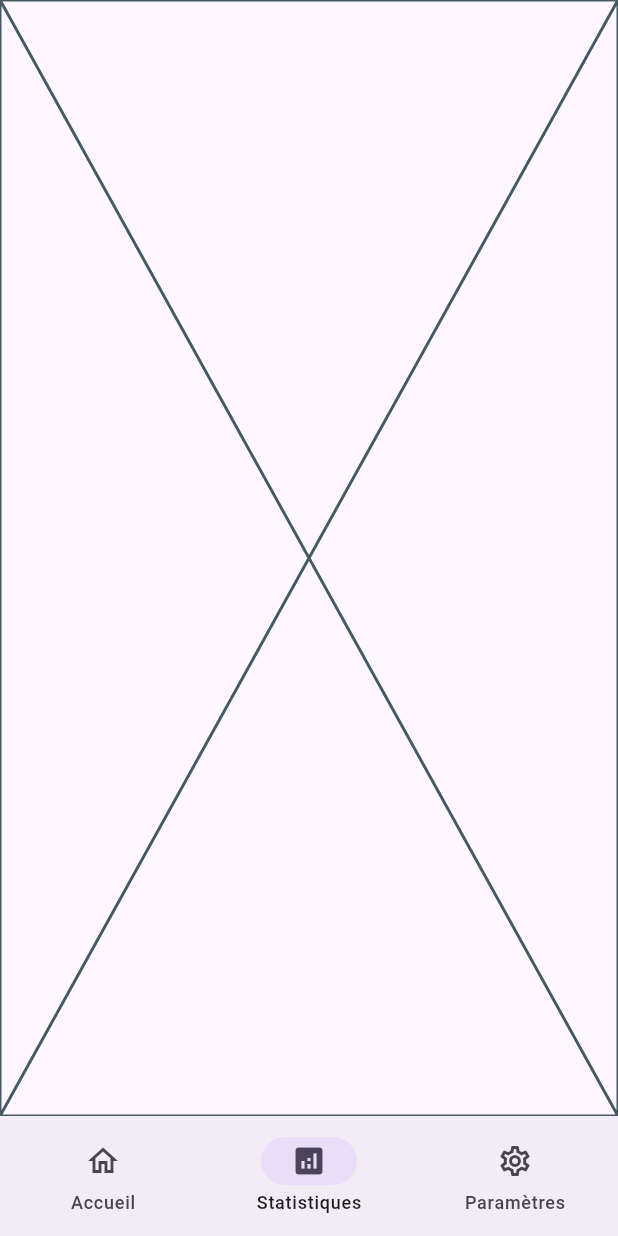
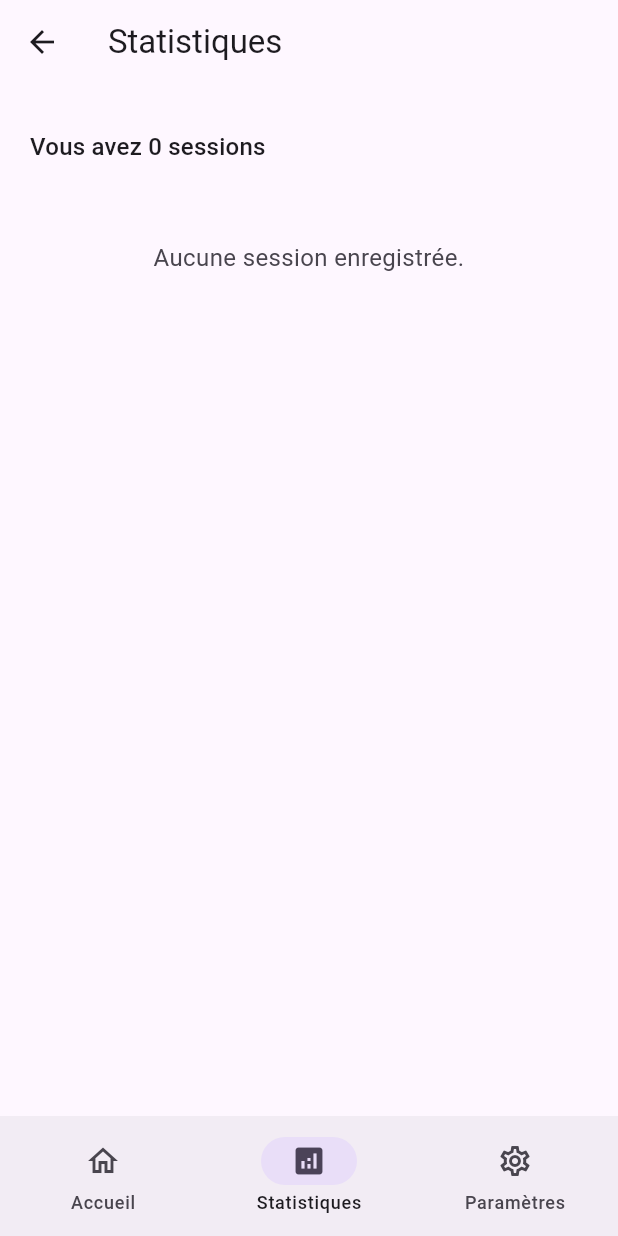
Before and after one commit to lynn2910/Carnet-Prise, a Flutter app: the screen it shows after launch, item 2 of the bottom bar chosen, on a phone screen of 412 x 824 dp. Run offline on Flutter 3.47's test engine with Material 3 defaults, Android fonts, the phone set to English and light mode, and no system bars; our stand-ins replace file_picker, go_router, isar, share_plus, shared_preferences; missing offline and left inert: restart_app; accounts and stored records are empty; generated files the repository leaves out were written again.

Commit message:
feat(Statistics): Add statistics home page and required pages in router

```diff
--- a/lib/pages/statistics_page.dart
+++ b/lib/pages/statistics_page.dart
@@ -1,10 +1,125 @@
+import 'package:carnet_prise/models/session.dart';
+import 'package:carnet_prise/repositories/isar/session_repository.dart';
 import 'package:flutter/material.dart';
+import 'package:go_router/go_router.dart';
+import 'package:provider/provider.dart';
 
-class StatisticsScreen extends StatelessWidget {
+import '../widgets/sessions/session_list.dart';
+
+class StatisticsScreen extends StatefulWidget {
   const StatisticsScreen({super.key});
 
   @override
+  State<StatisticsScreen> createState() => _StatisticsScreenState();
+}
+
+class _StatisticsScreenState extends State<StatisticsScreen> {
+  SessionRepository? _sessionRepository;
+
+  bool _sessionsLoaded = false;
+  List<Session> _sessions = [];
+
+  @override
+  void didChangeDependencies() {
+    super.didChangeDependencies();
+    if (_sessionRepository == null) {
+      _sessionRepository = Provider.of<SessionRepository>(context);
+      _loadSessions();
+    }
+  }
+
+  Future<void> _loadSessions() async {
+    if (_sessionRepository == null) return;
+
+    setState(() {
+      _sessionsLoaded = false;
+    });
+
+    final sessions = await _sessionRepository!.getAllSessions();
+    if (!mounted) {
+      setState(() {
+        _sessionsLoaded = false;
+      });
+      return;
+    }
+
+    sessions.sort((a, b) {
+      return b.id.compareTo(a.id);
+    });
+
+    setState(() {
+      _sessions = sessions;
+      _sessionsLoaded = true;
+    });
+  }
+
+  void _onItemClick(Session session) {
+    context.pushNamed(
+      "session_statistics",
+      pathParameters: {"session_id": session.id.toString()},
+    );
+  }
+
+  @override
   Widget build(BuildContext context) {
-    return Placeholder();
+    var theme = Theme.of(context);
+
+    return Scaffold(
+      appBar: AppBar(title: const Text("Statistiques")),
+      body: RefreshIndicator(
+        onRefresh: _loadSessions,
+        child: SingleChildScrollView(
+          physics: const AlwaysScrollableScrollPhysics(),
+          child: ConstrainedBox(
+            constraints: BoxConstraints(
+              minHeight:
+                  MediaQuery.of(context).size.height -
+                  MediaQuery.of(context).padding.top -
+                  kToolbarHeight,
+            ),
+            child: SafeArea(
+              child: Column(
+                crossAxisAlignment: CrossAxisAlignment.start,
+                children: [
+                  if (!_sessionsLoaded)
+                    Center(child: LinearProgressIndicator()),
+
+                  const SizedBox(height: 30),
+
+                  if (_sessionsLoaded)
+                    Padding(
+                      padding: const EdgeInsets.only(left: 20.0, bottom: 0.0),
+                      child: Text(
+                        "Vous avez ${_sessions.length} sessions",
+                        style: theme.textTheme.titleMedium!,
+                      ),
+                    ),
+
+                  if (_sessionsLoaded)
+                    _sessions.isEmpty
+                        ? Center(
+                            child: Padding(
+                              padding: EdgeInsets.symmetric(vertical: 50.0),
+                              child: Text(
+                                "Aucune session enregistrée.",
+                                textAlign: TextAlign.center,
+                                style: TextStyle(
+                                  fontSize: 16,
+                                  color: theme.colorScheme.onSurfaceVariant,
+                                ),
+                              ),
+                            ),
+                          )
+                        : SessionList(
+                            sessions: _sessions,
+                            onItemClick: _onItemClick,
+                          ),
+                ],
+              ),
+            ),
+          ),
+        ),
+      ),
+    );
   }
 }
--- a/lib/router.dart
+++ b/lib/router.dart
@@ -7,6 +7,7 @@ import 'package:carnet_prise/pages/sessions/fisherman/add_fisherman_screen.dart'
 import 'package:carnet_prise/pages/sessions/fisherman/edit_fisherman_screen.dart';
 import 'package:carnet_prise/pages/sessions/fisherman/fisherman_details_screen.dart';
 import 'package:carnet_prise/pages/sessions/session_details_screen.dart';
+import 'package:carnet_prise/pages/statistics/session_statistics_fishermans.dart';
 import 'package:carnet_prise/pages/statistics_page.dart';
 import 'package:carnet_prise/pages/settings_page.dart';
 import 'package:carnet_prise/widgets/navigation/bottom_navigation.dart';
@@ -133,11 +134,22 @@ final router = GoRouter(
             ),
           ],
         ),
-        // TODO implémenter le système de statistiques
         GoRoute(
           path: '/statistics',
           name: "statistics",
           builder: (context, state) => const StatisticsScreen(),
+          routes: [
+            GoRoute(
+              path: "/session/:session_id",
+              name: "session_statistics",
+              builder: (context, state) {
+                final sessionId = int.parse(
+                  state.pathParameters['session_id']!,
+                );
+                return SessionStatisticsFisherman(sessionId: sessionId);
+              },
+            ),
+          ],
         ),
         GoRoute(
           path: '/settings',
```
Also changed, not shown: lib/pages/statistics/session_statistics_fishermans.dart (added, +19 -0 lines), lib/pages/statistics/session_statistics_resume.dart (added, +10 -0 lines).
